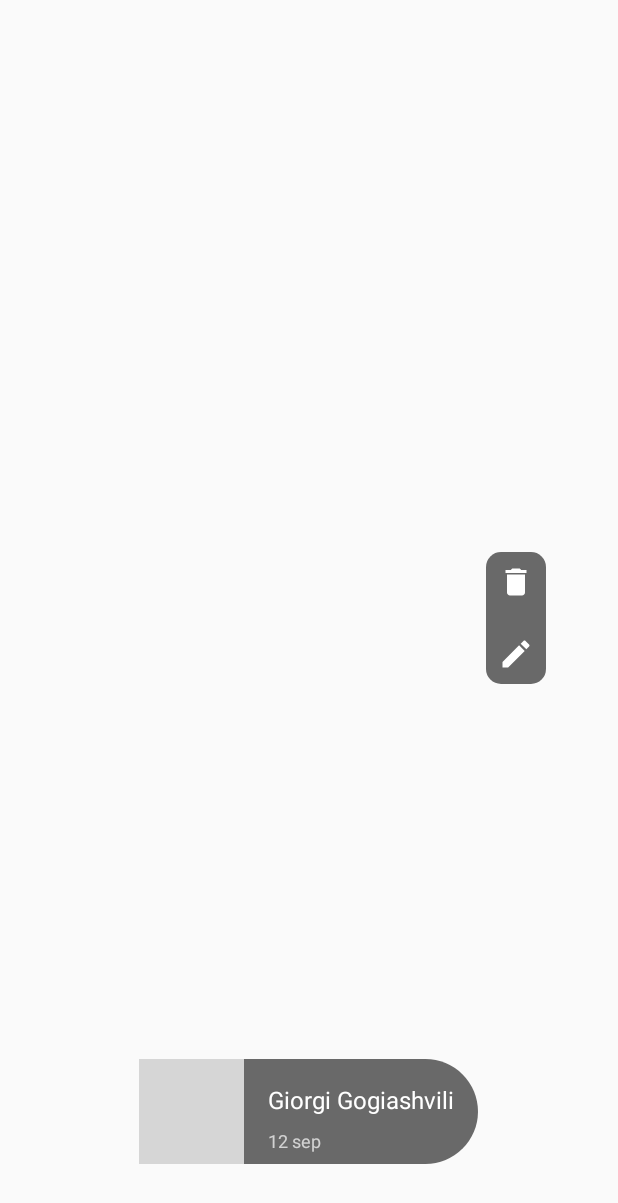
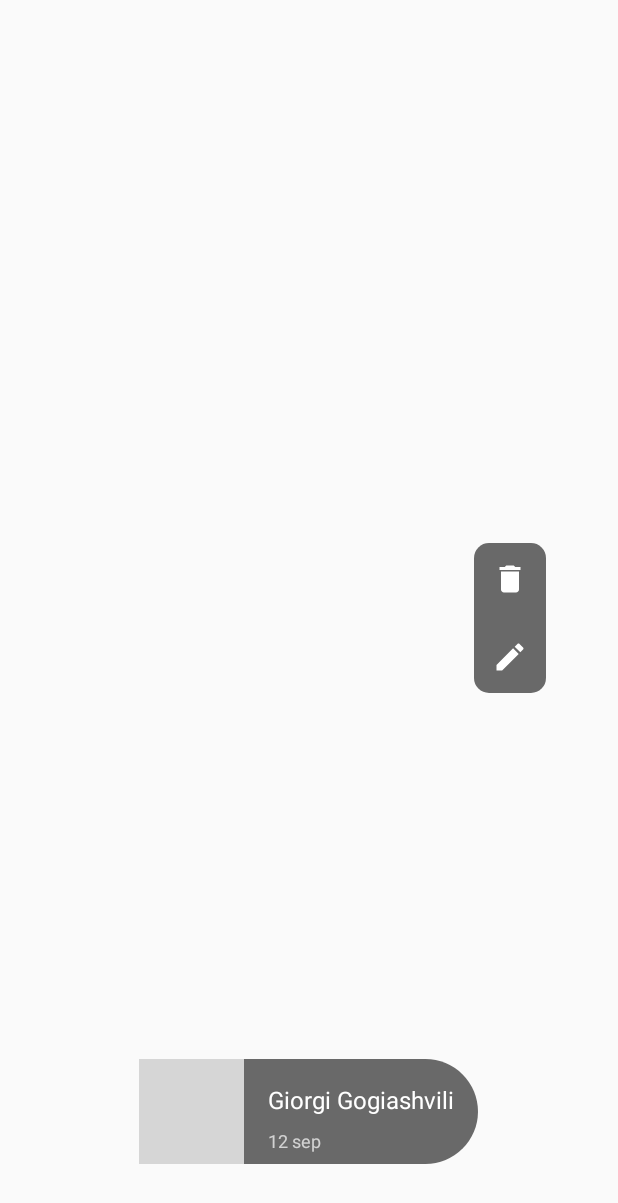
Before and after one commit to Billoxinogen18/Wally, an Android app: the layout layout_content_select.xml on its own in the app's theme, with its tools: preview values and no code run, on a phone screen of 412 x 824 dp. Shown: the top 1203 px of the screen. Run offline under Robolectric (Android 15) with nearby library versions, the light colour scheme and no system bars; grey boxes are pictures that could not be loaded.

```diff
--- a/app/src/main/res/layout/layout_content_select.xml
+++ b/app/src/main/res/layout/layout_content_select.xml
@@ -56,7 +56,9 @@
         android:layout_alignParentRight="true"
         android:layout_centerVertical="true"
         android:background="@drawable/control_panel_background"
-        android:orientation="vertical">
+        android:gravity="center"
+        android:orientation="vertical"
+        android:padding="2dp">
 
         <ImageButton
             android:id="@+id/btn_delete_content"
@@ -64,7 +66,7 @@
             android:layout_height="wrap_content"
             android:background="?attr/selectableItemBackgroundBorderless"
             android:onClick="deleteSelectedContent"
-            android:padding="8dp"
+            android:padding="10dp"
             android:src="@drawable/ic_delete_white_24dp" />
 
         <ImageButton
@@ -74,7 +76,7 @@
             android:layout_marginTop="8dp"
             android:background="?attr/selectableItemBackgroundBorderless"
             android:onClick="editSelectedContent"
-            android:padding="8dp"
+            android:padding="10dp"
             android:src="@drawable/ic_edit_white_24dp" />
     </LinearLayout>
 </RelativeLayout>
```
